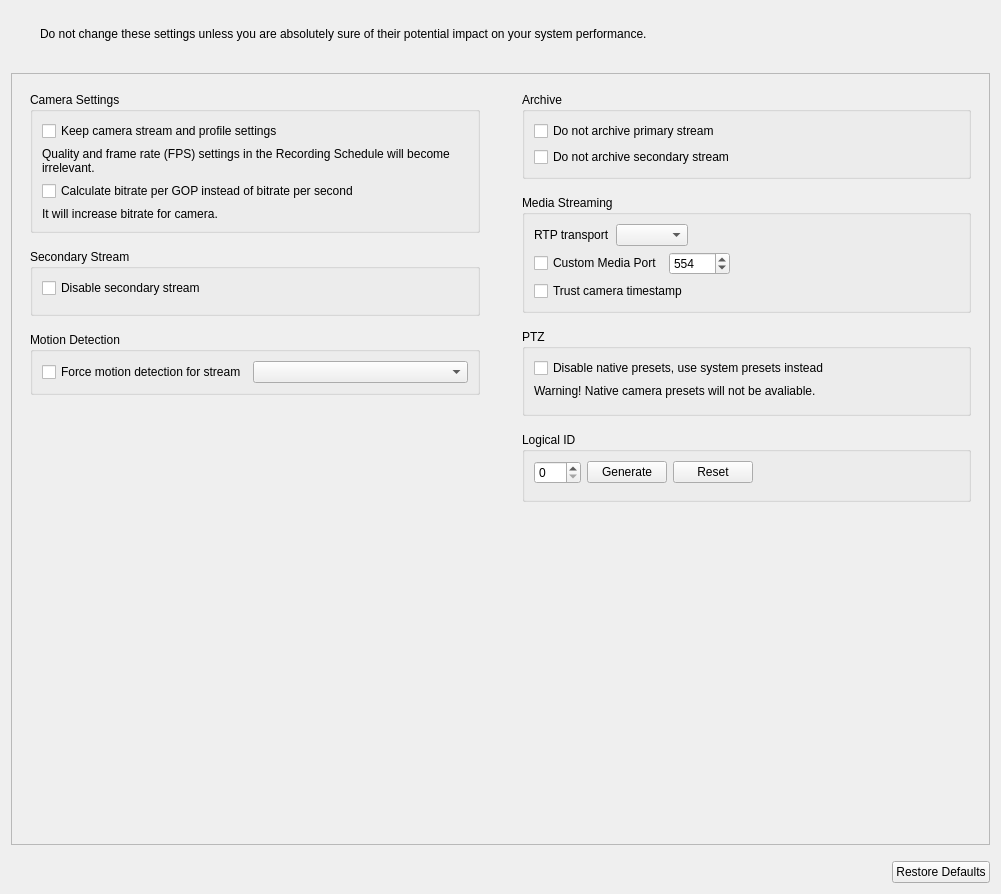
Qt form client/nx_client_desktop/src/nx/client/desktop/resource_properties/camera/widgets/camera_expert_settings_widget.ui (networkoptix/nx_open) before a commit.
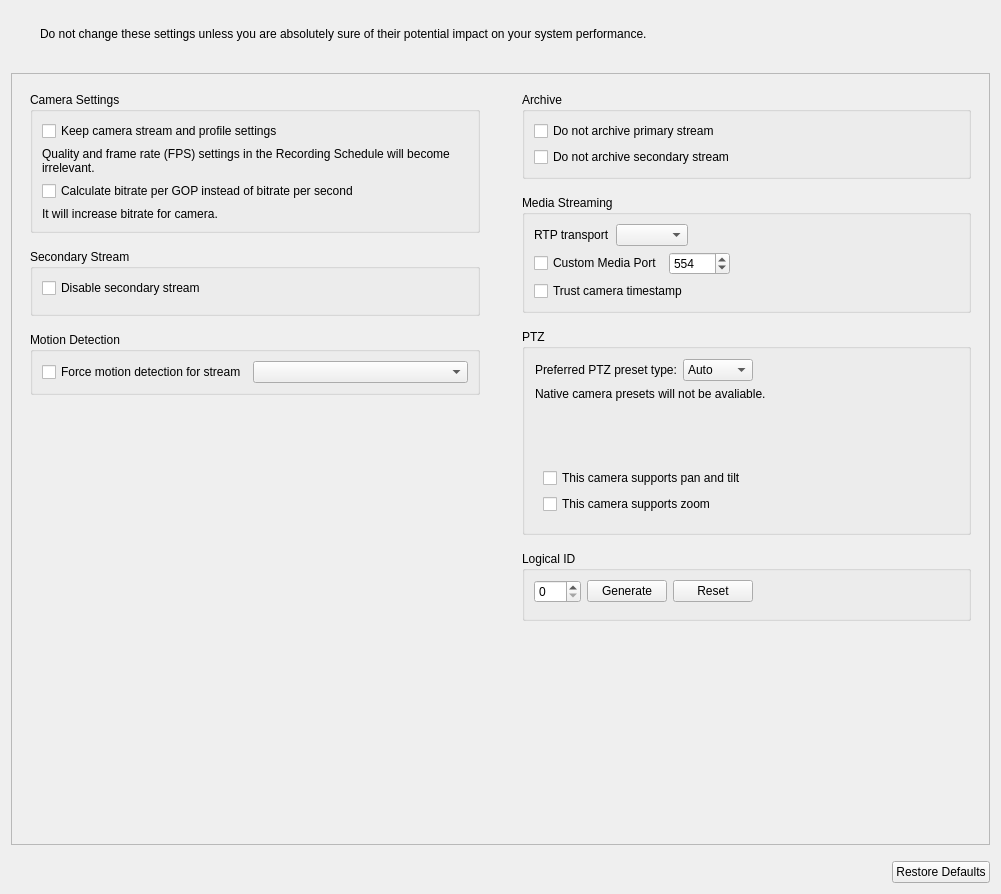
The same form after that commit. Custom widgets are drawn as their Qt base class.

Commit message:
New PTZ controls in Expert Camera Settings ported to the new dialog
<==== Mercurial data ====>
Branch: vms

```diff
--- a/client/nx_client_desktop/src/nx/client/desktop/resource_properties/camera/widgets/camera_expert_settings_widget.ui
+++ b/client/nx_client_desktop/src/nx/client/desktop/resource_properties/camera/widgets/camera_expert_settings_widget.ui
@@ -74,8 +74,8 @@
        <rect>
         <x>0</x>
         <y>0</y>
-        <width>1290</width>
-        <height>724</height>
+        <width>973</width>
+        <height>747</height>
        </rect>
       </property>
       <layout class="QHBoxLayout" name="horizontalLayout_5" stretch="1,1">
@@ -437,17 +437,81 @@
             </property>
             <layout class="QVBoxLayout" name="verticalLayout_10">
              <item>
-              <widget class="QCheckBox" name="checkBoxDisableNativePtzPresets">
-               <property name="text">
-                <string>Disable native presets, use system presets instead</string>
-               </property>
-              </widget>
-             </item>
-             <item>
-              <widget class="QLabel" name="settingsDisableNativePtzWarningLabel">
-               <property name="text">
-                <string>Warning! Native camera presets will not be avaliable.</string>
-               </property>
+              <widget class="QWidget" name="preferredPtzPresetTypeWidget" native="true">
+               <layout class="QVBoxLayout" name="preferredPtzPresetTypeLayout">
+                <property name="leftMargin">
+                 <number>1</number>
+                </property>
+                <property name="topMargin">
+                 <number>1</number>
+                </property>
+                <item>
+                 <layout class="QHBoxLayout" name="horizontalLayout_10">
+                  <property name="topMargin">
+                   <number>0</number>
+                  </property>
+                  <item>
+                   <widget class="QLabel" name="preferredPtzPresetTypeLabel">
+                    <property name="text">
+                     <string>Preferred PTZ preset type:</string>
+                    </property>
+                   </widget>
+                  </item>
+                  <item>
+                   <widget class="QComboBox" name="preferredPtzPresetTypeComboBox">
+                    <item>
+                     <property name="text">
+                      <string>Auto</string>
+                     </property>
+                    </item>
+                    <item>
+                     <property name="text">
+                      <string>System</string>
+                     </property>
+                    </item>
+                    <item>
+                     <property name="text">
+                      <string>Native</string>
+                     </property>
+                    </item>
+                   </widget>
+                  </item>
+                  <item>
+                   <spacer name="horizontalSpacer_7">
+                    <property name="orientation">
+                     <enum>Qt::Horizontal</enum>
+                    </property>
+                    <property name="sizeHint" stdset="0">
+                     <size>
+                      <width>40</width>
+                      <height>20</height>
+                     </size>
+                    </property>
+                   </spacer>
+                  </item>
+                 </layout>
+                </item>
+                <item>
+                 <widget class="QLabel" name="presetTypeLimitationsLabel">
+                  <property name="text">
+                   <string>Native camera presets will not be avaliable.</string>
+                  </property>
+                 </widget>
+                </item>
+                <item>
+                 <spacer name="verticalSpacer_4">
+                  <property name="orientation">
+                   <enum>Qt::Vertical</enum>
+                  </property>
+                  <property name="sizeHint" stdset="0">
+                   <size>
+                    <width>10</width>
+                    <height>0</height>
+                   </size>
+                  </property>
+                 </spacer>
+                </item>
+               </layout>
               </widget>
              </item>
              <item>
@@ -468,6 +532,32 @@
                </layout>
               </widget>
              </item>
+             <item>
+              <widget class="QWidget" name="forcedPtzWidget" native="true">
+               <property name="minimumSize">
+                <size>
+                 <width>0</width>
+                 <height>0</height>
+                </size>
+               </property>
+               <layout class="QVBoxLayout" name="verticalLayout_12">
+                <item>
+                 <widget class="QCheckBox" name="forcedPanTiltCheckBox">
+                  <property name="text">
+                   <string>This camera supports pan and tilt</string>
+                  </property>
+                 </widget>
+                </item>
+                <item>
+                 <widget class="QCheckBox" name="forcedZoomCheckBox">
+                  <property name="text">
+                   <string>This camera supports zoom</string>
+                  </property>
+                 </widget>
+                </item>
+               </layout>
+              </widget>
+             </item>
             </layout>
            </widget>
           </item>
```
Left out of the diff: 1 changed line with no effect on the pictures. The commit also changes 16 other files.
